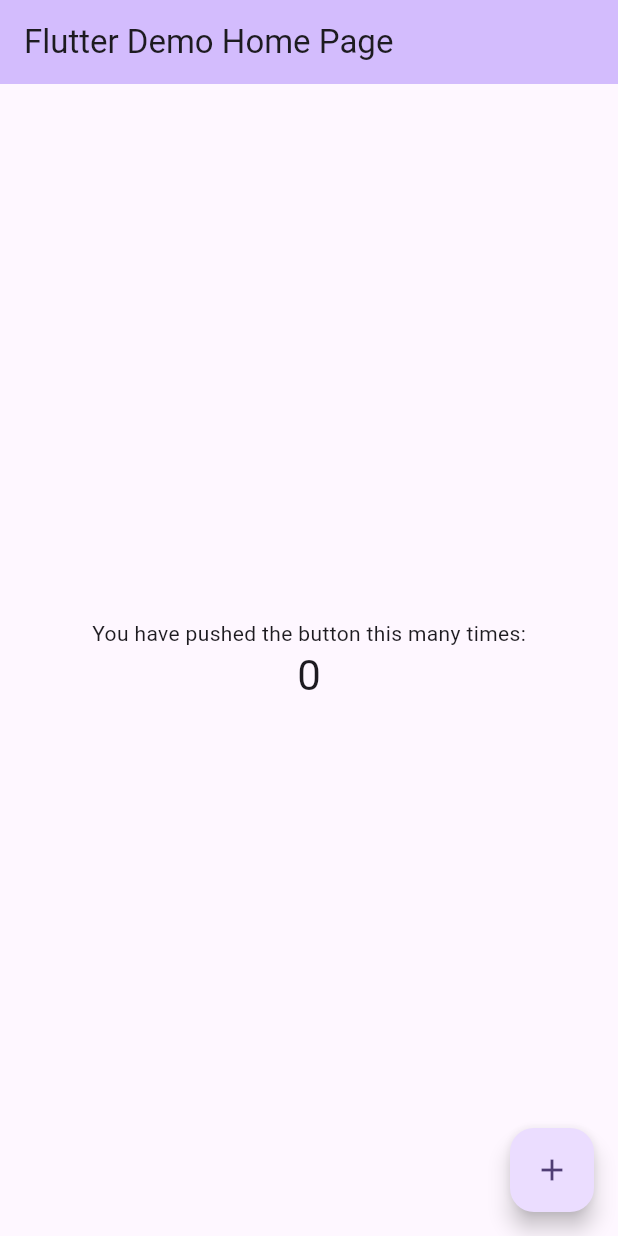
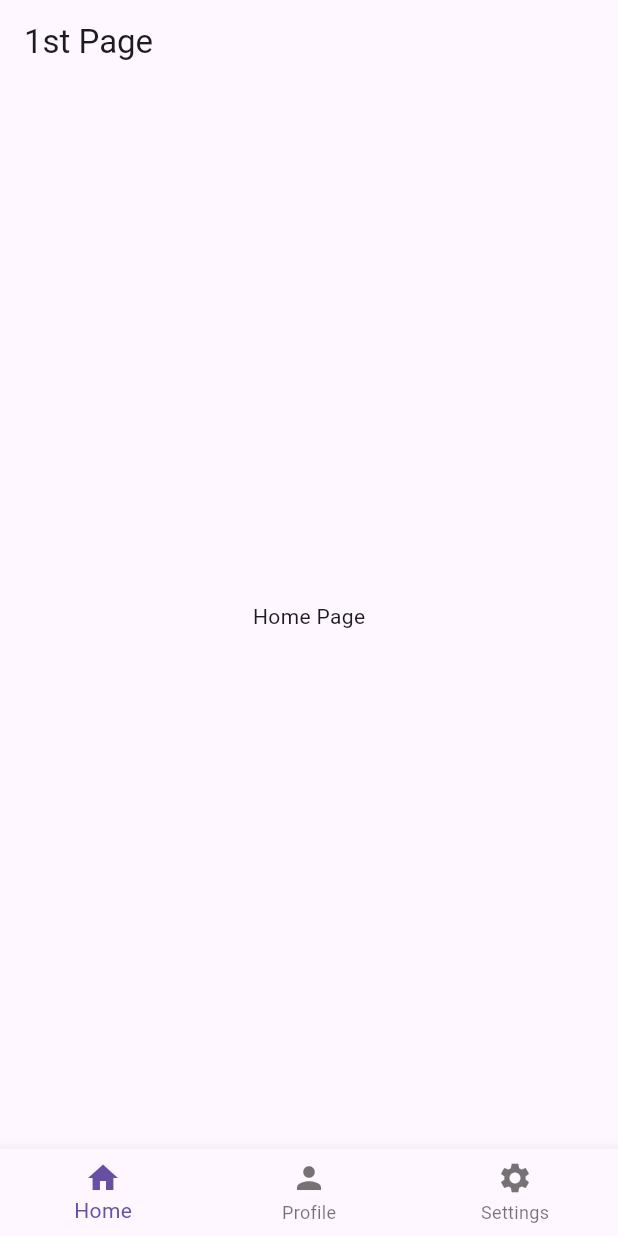
Before and after one commit to PhoenixKnight-in/Full_Flutter_Beginner, a Flutter app: the screen it shows after launch, on a phone screen of 412 x 824 dp. Run offline on Flutter 3.47's test engine with Material 3 defaults, Android fonts, the phone set to English and light mode, and no system bars.

Commit message:
Learned the Navigation parts

```diff
--- a/lib/main.dart
+++ b/lib/main.dart
@@ -1,5 +1,8 @@
 import 'package:flutter/material.dart';
-
+import 'package:full_flutter_beginner/pages/first_page.dart';
+import 'package:full_flutter_beginner/pages/home_page.dart';
+import 'package:full_flutter_beginner/pages/profile_page.dart';
+import 'package:full_flutter_beginner/pages/settings_page.dart';
 void main() {
   runApp(const MyApp());
 }
@@ -7,116 +10,19 @@
 class MyApp extends StatelessWidget {
   const MyApp({super.key});
 
-  // This widget is the root of your application.
   @override
   Widget build(BuildContext context) {
     return MaterialApp(
-      title: 'Flutter Demo',
-      theme: ThemeData(
-        // This is the theme of your application.
-        //
-        // TRY THIS: Try running your application with "flutter run". You'll see
-        // the application has a purple toolbar. Then, without quitting the app,
-        // try changing the seedColor in the colorScheme below to Colors.green
-        // and then invoke "hot reload" (save your changes or press the "hot
-        // reload" button in a Flutter-supported IDE, or press "r" if you used
-        // the command line to start the app).
-        //
-        // Notice that the counter didn't reset back to zero; the application
-        // state is not lost during the reload. To reset the state, use hot
-        // restart instead.
-        //
-        // This works for code too, not just values: Most code changes can be
-        // tested with just a hot reload.
-        colorScheme: ColorScheme.fromSeed(seedColor: Colors.deepPurple),
-      ),
-      home: const MyHomePage(title: 'Flutter Demo Home Page'),
+      debugShowCheckedModeBanner: false,
+      home: FirstPage(),
+      routes: {
+        '/firstpage': (context) => FirstPage(),
+        '/homepage': (context) => HomePage(),
+        '/settingspage': (context) => SettingsPage(),
+        '/profilepage': (context) => ProfilePage(),
+      }
+
+
     );
   }
 }
-
-class MyHomePage extends StatefulWidget {
-  const MyHomePage({super.key, required this.title});
-
-  // This widget is the home page of your application. It is stateful, meaning
-  // that it has a State object (defined below) that contains fields that affect
-  // how it looks.
-
-  // This class is the configuration for the state. It holds the values (in this
-  // case the title) provided by the parent (in this case the App widget) and
-  // used by the build method of the State. Fields in a Widget subclass are
-  // always marked "final".
-
-  final String title;
-
-  @override
-  State<MyHomePage> createState() => _MyHomePageState();
-}
-
-class _MyHomePageState extends State<MyHomePage> {
-  int _counter = 0;
-
-  void _incrementCounter() {
-    setState(() {
-      // This call to setState tells the Flutter framework that something has
-      // changed in this State, which causes it to rerun the build method below
-      // so that the display can reflect the updated values. If we changed
-      // _counter without calling setState(), then the build method would not be
-      // called again, and so nothing would appear to happen.
-      _counter++;
-    });
-  }
-
-  @override
-  Widget build(BuildContext context) {
-    // This method is rerun every time setState is called, for instance as done
-    // by the _incrementCounter method above.
-    //
-    // The Flutter framework has been optimized to make rerunning build methods
-    // fast, so that you can just rebuild anything that needs updating rather
-    // than having to individually change instances of widgets.
-    return Scaffold(
-      appBar: AppBar(
-        // TRY THIS: Try changing the color here to a specific color (to
-        // Colors.amber, perhaps?) and trigger a hot reload to see the AppBar
-        // change color while the other colors stay the same.
-        backgroundColor: Theme.of(context).colorScheme.inversePrimary,
-        // Here we take the value from the MyHomePage object that was created by
-        // the App.build method, and use it to set our appbar title.
-        title: Text(widget.title),
-      ),
-      body: Center(
-        // Center is a layout widget. It takes a single child and positions it
-        // in the middle of the parent.
-        child: Column(
-          // Column is also a layout widget. It takes a list of children and
-          // arranges them vertically. By default, it sizes itself to fit its
-          // children horizontally, and tries to be as tall as its parent.
-          //
-          // Column has various properties to control how it sizes itself and
-          // how it positions its children. Here we use mainAxisAlignment to
-          // center the children vertically; the main axis here is the vertical
-          // axis because Columns are vertical (the cross axis would be
-          // horizontal).
-          //
-          // TRY THIS: Invoke "debug painting" (choose the "Toggle Debug Paint"
-          // action in the IDE, or press "p" in the console), to see the
-          // wireframe for each widget.
-          mainAxisAlignment: MainAxisAlignment.center,
-          children: <Widget>[
-            const Text('You have pushed the button this many times:'),
-            Text(
-              '$_counter',
-              style: Theme.of(context).textTheme.headlineMedium,
-            ),
-          ],
-        ),
-      ),
-      floatingActionButton: FloatingActionButton(
-        onPressed: _incrementCounter,
-        tooltip: 'Increment',
-        child: const Icon(Icons.add),
-      ), // This trailing comma makes auto-formatting nicer for build methods.
-    );
-  }
-}
--- /dev/null
+++ b/lib/pages/first_page.dart
@@ -0,0 +1,57 @@
+import "package:flutter/material.dart";
+import "package:full_flutter_beginner/pages/home_page.dart";
+import "package:full_flutter_beginner/pages/profile_page.dart";
+import "package:full_flutter_beginner/pages/settings_page.dart";
+
+class FirstPage extends StatefulWidget {
+  FirstPage({super.key});
+
+  @override
+  State<FirstPage> createState() => _FirstPageState();
+}
+
+class _FirstPageState extends State<FirstPage> {
+  // this keeps track of the current paage to display
+  int selected_index = 0;
+
+  // This method updates the new selected index
+  void navigateBottomBar(int index) {
+    setState(() {
+      selected_index = index;
+    });
+  }
+
+  final List pages = [
+    // homepage
+    HomePage(),
+    // profilepage
+    ProfilePage(),
+    // Settingspage
+    SettingsPage(),
+  ];
+
+  @override
+  Widget build(BuildContext context) {
+    return Scaffold(
+      appBar: AppBar(title: Text("1st Page")),
+      body: pages[selected_index],
+      bottomNavigationBar: BottomNavigationBar(
+        currentIndex: selected_index,
+        onTap: navigateBottomBar,
+        items: [
+          // Home
+          BottomNavigationBarItem(icon: Icon(Icons.home), label: 'Home'),
+
+          // profile
+          BottomNavigationBarItem(icon: Icon(Icons.person), label: 'Profile'),
+
+          // settings
+          BottomNavigationBarItem(
+            icon: Icon(Icons.settings),
+            label: 'Settings',
+          ),
+        ],
+      ),
+    );
+  }
+}
--- /dev/null
+++ b/lib/pages/home_page.dart
@@ -0,0 +1,14 @@
+import 'package:flutter/material.dart';
+
+class HomePage extends StatelessWidget {
+  const HomePage({super.key});
+
+  @override
+  Widget build(BuildContext context) {
+    return Scaffold(
+      body: Center(
+        child: Text("Home Page"),
+      ),
+    );
+  }
+}
```
Also changed, not shown: lib/pages/profile_page.dart (added, +14 -0 lines), lib/pages/second_page.dart (added, +14 -0 lines), lib/pages/settings_page.dart (added, +14 -0 lines).
